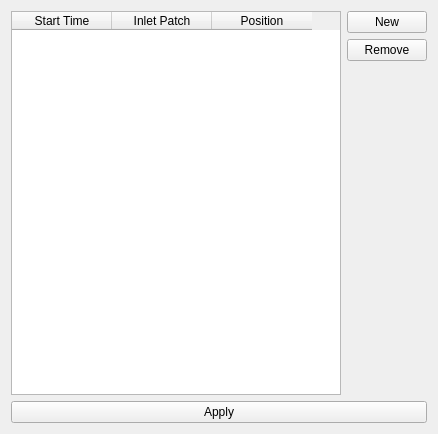
First picture: the form in petroSym/tracers.ui, repository jmarcelogimenez/petroSym, before the edit.
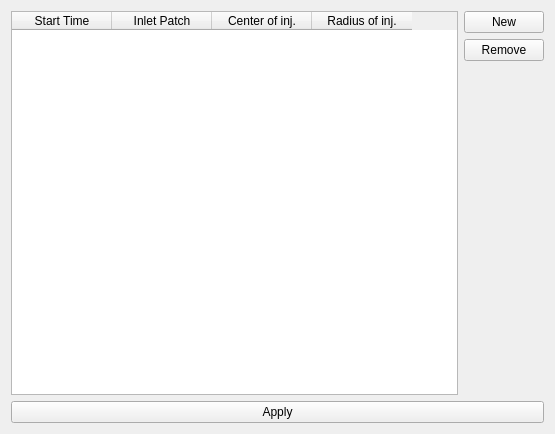
Second picture: the form after the edit. Icons and pictures are not drawn.

Commit message: Upgrading update_petroSym script and adding tracer in a point funcionality

Patch:
```diff
--- a/petroSym/tracers.ui
+++ b/petroSym/tracers.ui
@@ -6,7 +6,7 @@
    <rect>
     <x>0</x>
     <y>0</y>
-    <width>438</width>
+    <width>555</width>
     <height>434</height>
    </rect>
   </property>
@@ -78,7 +78,12 @@
      </column>
      <column>
       <property name="text">
-       <string>Position</string>
+       <string>Center of inj.</string>
+      </property>
+     </column>
+     <column>
+      <property name="text">
+       <string>Radius of inj.</string>
       </property>
      </column>
     </widget>
```
The commit also changes 5 other files.
